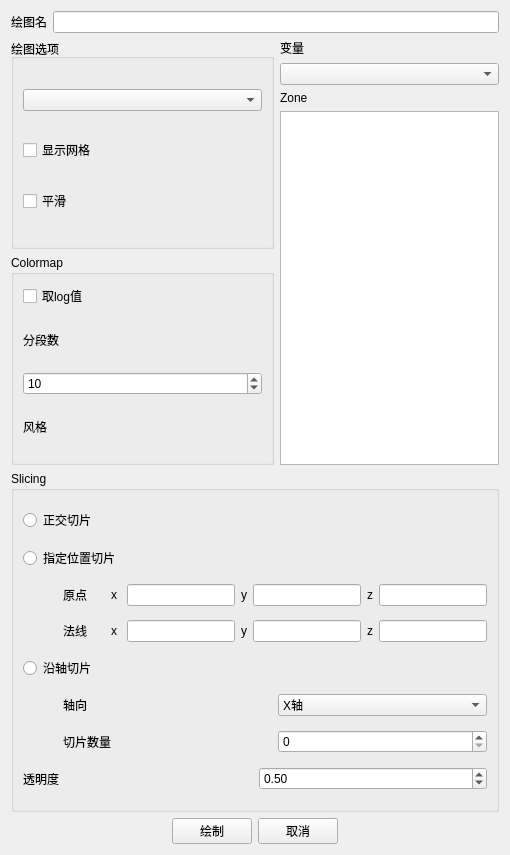
Qt form vis4flow/ui/slice_window.ui (Autmlif/VisFlow) before a commit.
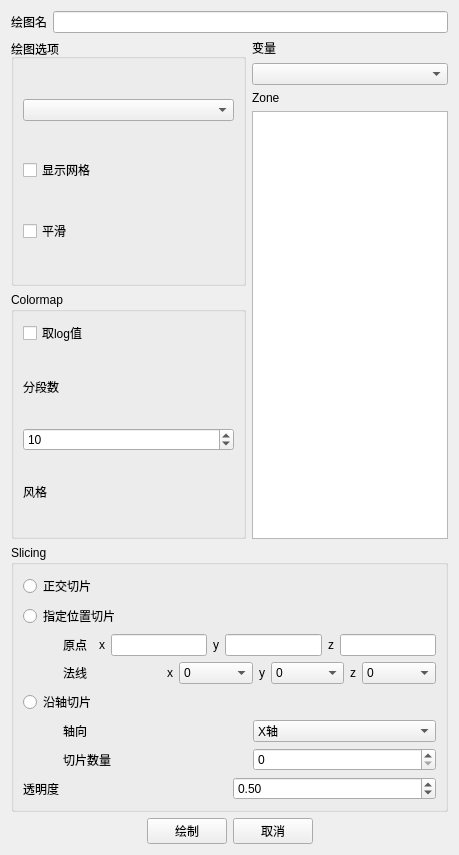
The same form after that commit.

Diff of the .ui file:
```diff
--- a/vis4flow/ui/slice_window.ui
+++ b/vis4flow/ui/slice_window.ui
@@ -6,14 +6,14 @@
    <rect>
     <x>0</x>
     <y>0</y>
-    <width>510</width>
+    <width>459</width>
     <height>855</height>
    </rect>
   </property>
   <property name="windowTitle">
    <string>Form</string>
   </property>
-  <layout class="QVBoxLayout" name="verticalLayout_6" stretch="0,5,4,0">
+  <layout class="QVBoxLayout" name="verticalLayout_6" stretch="0,5,0,0">
    <item>
     <layout class="QHBoxLayout" name="horizontalLayout_row_1">
      <item>
@@ -266,8 +266,11 @@
         </item>
         <item>
          <widget class="QLabel" name="label_7">
+          <property name="enabled">
+           <bool>true</bool>
+          </property>
           <property name="sizePolicy">
-           <sizepolicy hsizetype="MinimumExpanding" vsizetype="Preferred">
+           <sizepolicy hsizetype="Minimum" vsizetype="Preferred">
             <horstretch>0</horstretch>
             <verstretch>0</verstretch>
            </sizepolicy>
@@ -278,13 +281,23 @@
          </widget>
         </item>
         <item>
-         <widget class="QLineEdit" name="lineEdit_normal_x">
+         <widget class="QComboBox" name="comboBox__normal_x">
           <property name="sizePolicy">
            <sizepolicy hsizetype="Expanding" vsizetype="Fixed">
             <horstretch>0</horstretch>
             <verstretch>0</verstretch>
            </sizepolicy>
           </property>
+          <item>
+           <property name="text">
+            <string>0</string>
+           </property>
+          </item>
+          <item>
+           <property name="text">
+            <string>1</string>
+           </property>
+          </item>
          </widget>
         </item>
         <item>
@@ -295,7 +308,24 @@
          </widget>
         </item>
         <item>
-         <widget class="QLineEdit" name="lineEdit_normal_y"/>
+         <widget class="QComboBox" name="comboBox__normal_y">
+          <property name="sizePolicy">
+           <sizepolicy hsizetype="Expanding" vsizetype="Fixed">
+            <horstretch>0</horstretch>
+            <verstretch>0</verstretch>
+           </sizepolicy>
+          </property>
+          <item>
+           <property name="text">
+            <string>0</string>
+           </property>
+          </item>
+          <item>
+           <property name="text">
+            <string>1</string>
+           </property>
+          </item>
+         </widget>
         </item>
         <item>
          <widget class="QLabel" name="label_9">
@@ -305,7 +335,24 @@
          </widget>
         </item>
         <item>
-         <widget class="QLineEdit" name="lineEdit_normal_z"/>
+         <widget class="QComboBox" name="comboBox__normal_z">
+          <property name="sizePolicy">
+           <sizepolicy hsizetype="Expanding" vsizetype="Fixed">
+            <horstretch>0</horstretch>
+            <verstretch>0</verstretch>
+           </sizepolicy>
+          </property>
+          <item>
+           <property name="text">
+            <string>0</string>
+           </property>
+          </item>
+          <item>
+           <property name="text">
+            <string>1</string>
+           </property>
+          </item>
+         </widget>
         </item>
        </layout>
       </item>
```
